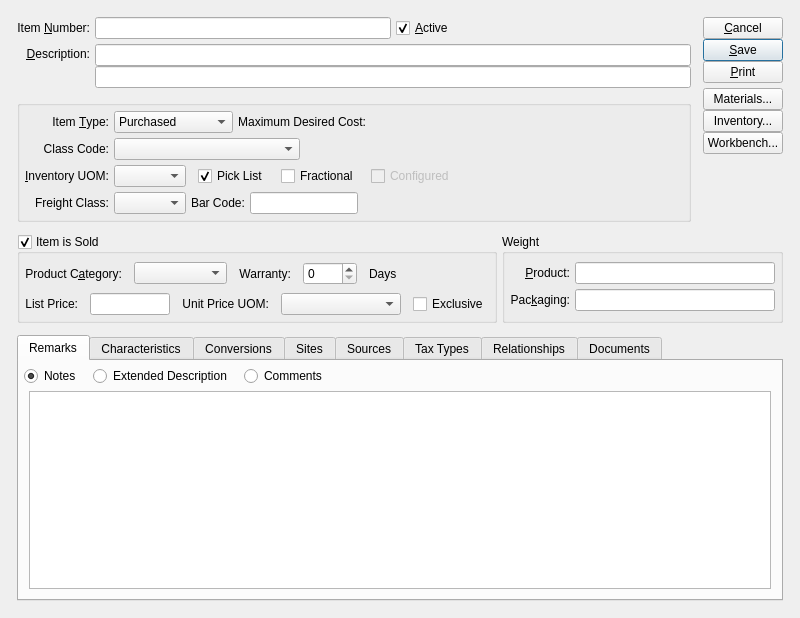
Old version of the form xtuple/trunk/guiclient/item.ui in the repository WooodHead/xtuple.
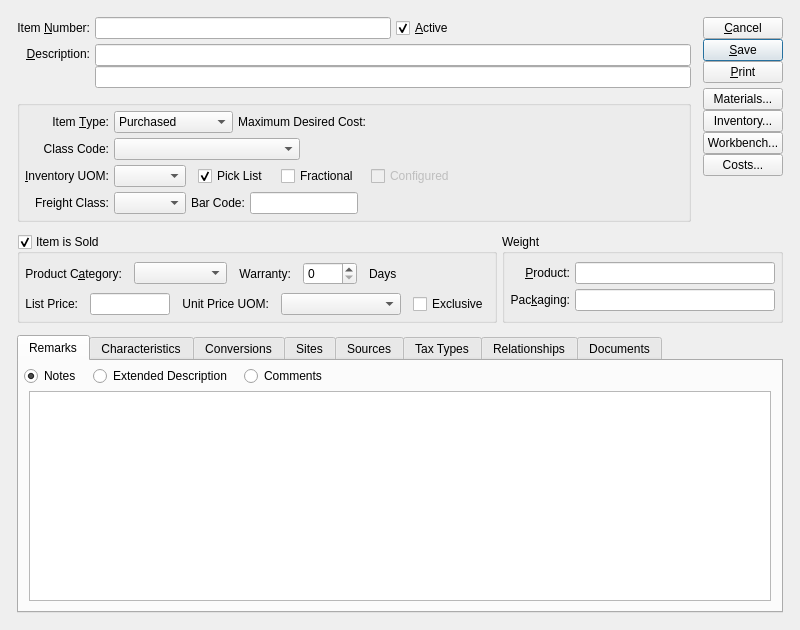
New version of the form. Custom widgets are drawn as their Qt base class.

Commit message: Incorporated patch by user benson adding cost button to item screen. Issue #12059.

Patch:
```diff
--- a/xtuple/trunk/guiclient/item.ui
+++ b/xtuple/trunk/guiclient/item.ui
@@ -14,7 +14,7 @@
     <x>0</x>
     <y>0</y>
     <width>800</width>
-    <height>618</height>
+    <height>630</height>
    </rect>
   </property>
   <property name="windowTitle">
@@ -233,6 +233,16 @@
            </property>
           </widget>
          </item>
+         <item>
+          <widget class="QPushButton" name="_cost">
+           <property name="text">
+            <string>Costs...</string>
+           </property>
+           <property name="autoDefault">
+            <bool>true</bool>
+           </property>
+          </widget>
+         </item>
         </layout>
        </item>
        <item>
```
The commit also changes 3 other files.
